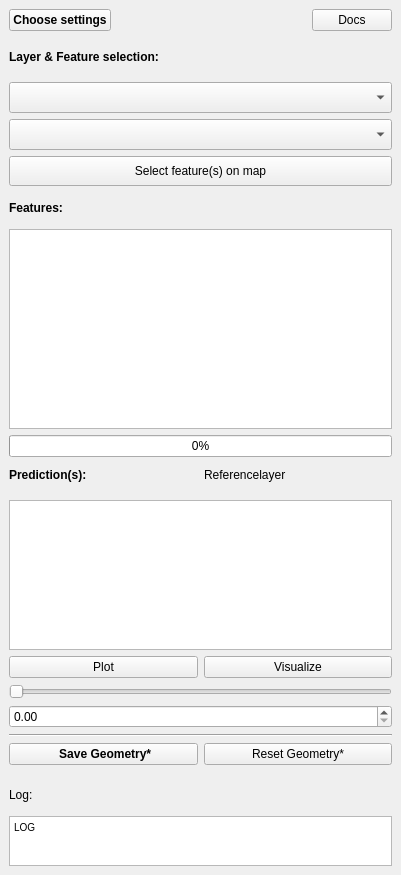
Qt form plugin/brdrq/brdrq_dockwidget_featurealigner.ui (OnroerendErfgoed/brdrQ) before a commit.
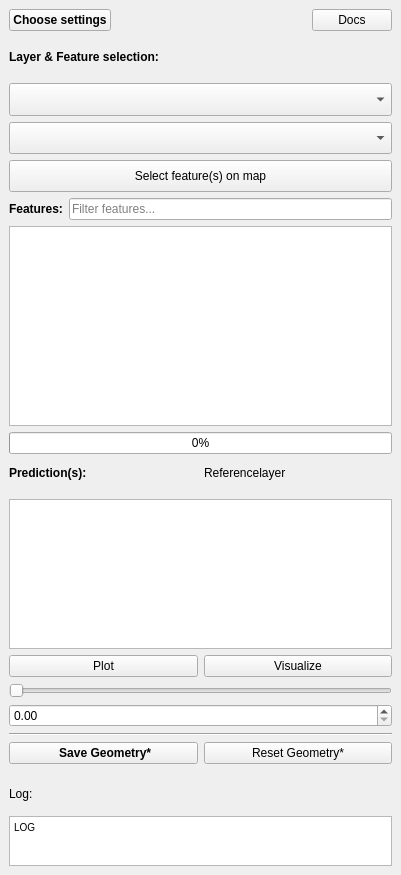
The same form after that commit. Custom widgets are drawn as their Qt base class.

```diff
--- a/plugin/brdrq/brdrq_dockwidget_featurealigner.ui
+++ b/plugin/brdrq/brdrq_dockwidget_featurealigner.ui
@@ -124,7 +124,7 @@
      </widget>
     </item>
     <item row="19" column="0">
-     <widget class="QListWidget" name="listWidget_features">
+     <widget class="QTableWidget" name="tableFeatures">
       <property name="maximumSize">
        <size>
         <width>16777215</width>
@@ -134,7 +134,7 @@
      </widget>
     </item>
     <item row="23" column="0">
-     <widget class="QListWidget" name="listWidget_predictions">
+     <widget class="QTableWidget" name="tablePredictions">
       <property name="maximumSize">
        <size>
         <width>16777215</width>
@@ -227,7 +227,9 @@
       </item>
      </layout>
     </item>
-    <item row="18" column="0" alignment="Qt::AlignLeft">
+    <item row="18" column="0">
+     <layout class="QHBoxLayout" name="horizontalLayoutFeaturesHeader">
+      <item alignment="Qt::AlignLeft">
      <widget class="QLabel" name="labelFeatures">
       <property name="font">
        <font>
@@ -242,6 +244,18 @@
        <string>Features:</string>
       </property>
      </widget>
+      </item>
+      <item>
+       <widget class="QLineEdit" name="lineEditFeatureFilter">
+        <property name="placeholderText">
+         <string>Filter features...</string>
+        </property>
+        <property name="clearButtonEnabled">
+         <bool>true</bool>
+        </property>
+       </widget>
+      </item>
+     </layout>
     </item>
     <item row="16" column="0">
      <widget class="QComboBox" name="comboBox_selectfeatures">
```
Left out of the diff: 2 changed lines with no effect on the pictures. Lines whose indentation alone changed are shown as unchanged.
